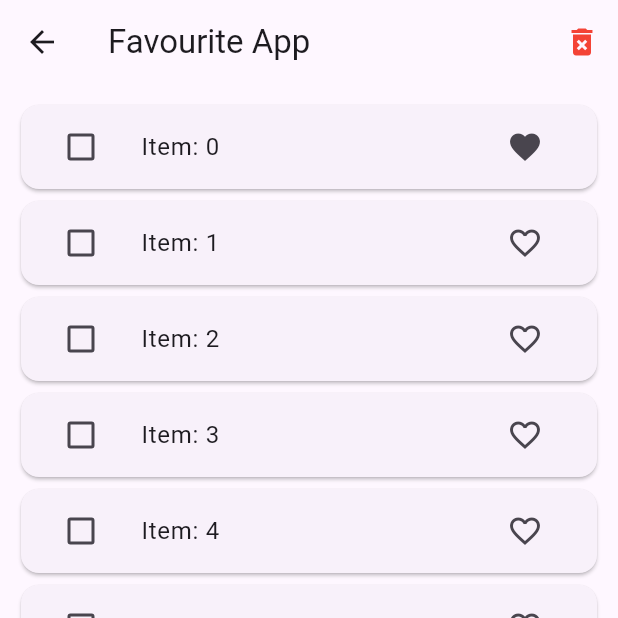
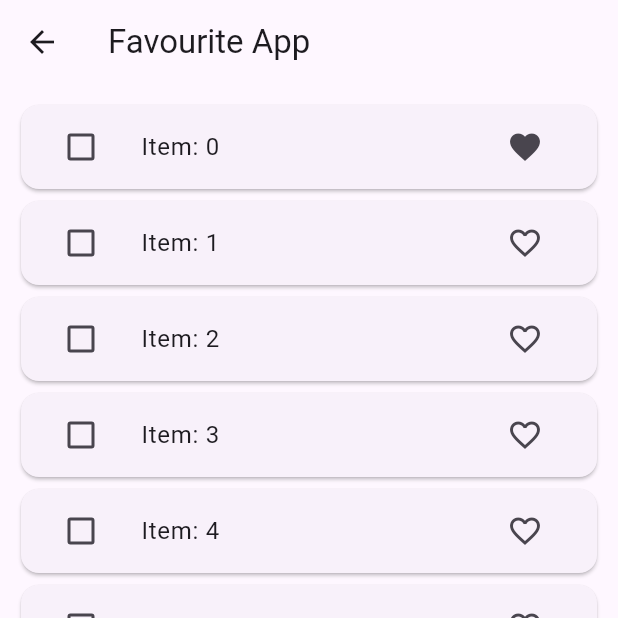
Before and after one commit to nikhil-mallik/bloc_practice, a Flutter app: the FavouriteScreen screen opened directly, after a tap on the "favorite outline" icon, on a phone screen of 412 x 824 dp, the top half of it. Run offline on Flutter 3.47's test engine with Material 3 defaults, Android fonts, the phone set to English and light mode, and no system bars; our stand-ins replace bloc, equatable, flutter_bloc, image_picker.

```diff
--- a/lib/bloc/favourite_example/favourite_bloc.dart
+++ b/lib/bloc/favourite_example/favourite_bloc.dart
@@ -32,9 +32,23 @@ class FavouriteBloc extends Bloc<FavouriteEvent, FavouriteState> {
     final index =
         favouriteList.indexWhere((test) => test.id == event.itemModel.id);
 
+    if (event.itemModel.isFavourite) {
+      if (tempFavouriteList.contains(favouriteList[index])) {
+        tempFavouriteList.remove(favouriteList[index]);
+        tempFavouriteList.add(event.itemModel);
+      }
+    } else {
+      if (tempFavouriteList.contains(favouriteList[index])) {
+        tempFavouriteList.remove(favouriteList[index]);
+        tempFavouriteList.add(event.itemModel);
+      }
+    }
+
     favouriteList[index] = event.itemModel;
 
-    states(state.copyWith(favouriteItemList: List.from(favouriteList)));
+    states(state.copyWith(
+        favouriteItemList: List.from(favouriteList),
+        tempFavouriteItemList: List.from(tempFavouriteList)));
   }
 
   void _selectItems(SelectItem event, Emitter<FavouriteState> states) async {
--- a/lib/home.dart
+++ b/lib/home.dart
@@ -1,7 +1,7 @@
 import 'package:flutter/material.dart';
 
 import 'ui/counter/counter_screen.dart';
-import 'ui/favourite_example/favourite_example.dart';
+import 'ui/favourite_example/favourite_screen.dart';
 import 'ui/image_picker/image_picker_screen.dart';
 import 'ui/switch_example/switch_example_screen.dart';
 import 'ui/to_do_example/to_do_screen.dart';
--- a/lib/ui/favourite_example/favourite_example.dart
+++ b/lib/ui/favourite_example/favourite_screen.dart
@@ -18,13 +18,16 @@ class FavouriteScreen extends StatelessWidget {
         actions: [
           BlocBuilder<FavouriteBloc, FavouriteState>(
             builder: (context, state) {
-              return IconButton(
+              return Visibility(
+                visible: state.tempFavouriteItemList.isNotEmpty ? true : false,
+                child: IconButton(
                   onPressed: () {
                     context.read<FavouriteBloc>().add(DeleteFavouriteItem());
                   },
                   icon: const Icon(
                     Icons.delete_forever,
                     color: Colors.red,
+                  ),
                 ),
               );
             },
```
Lines whose indentation alone changed are shown as unchanged.
